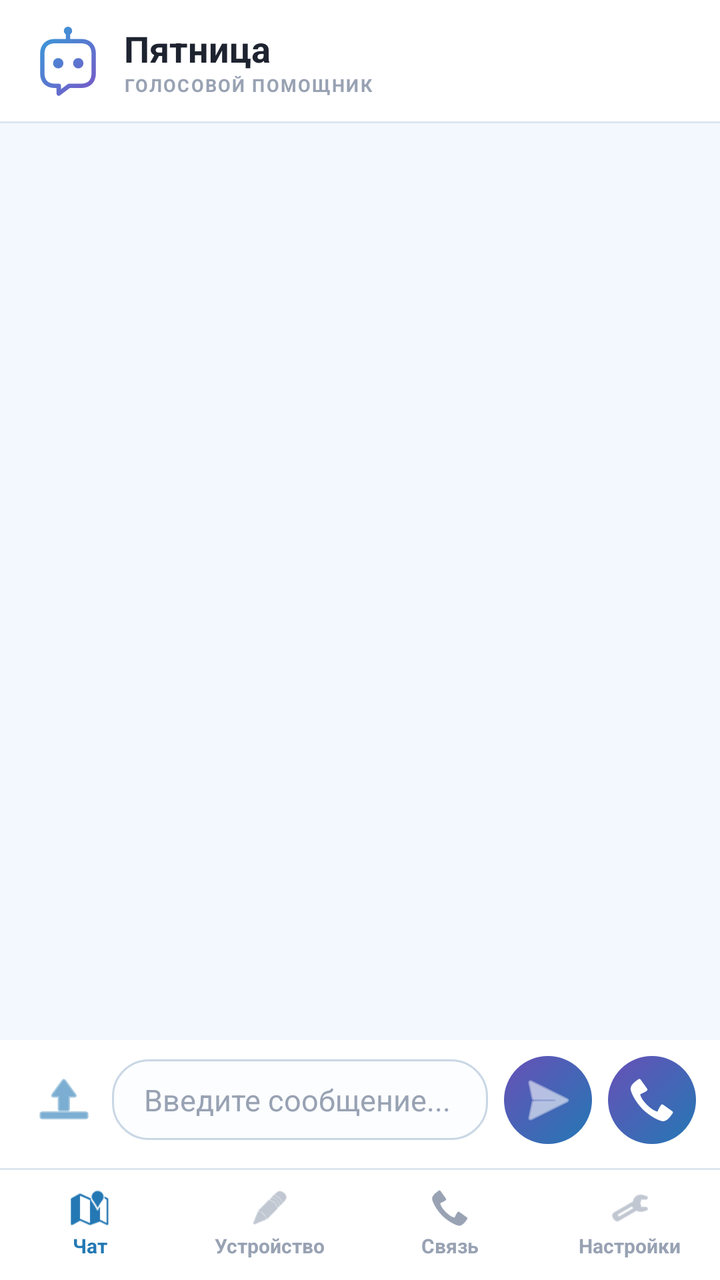
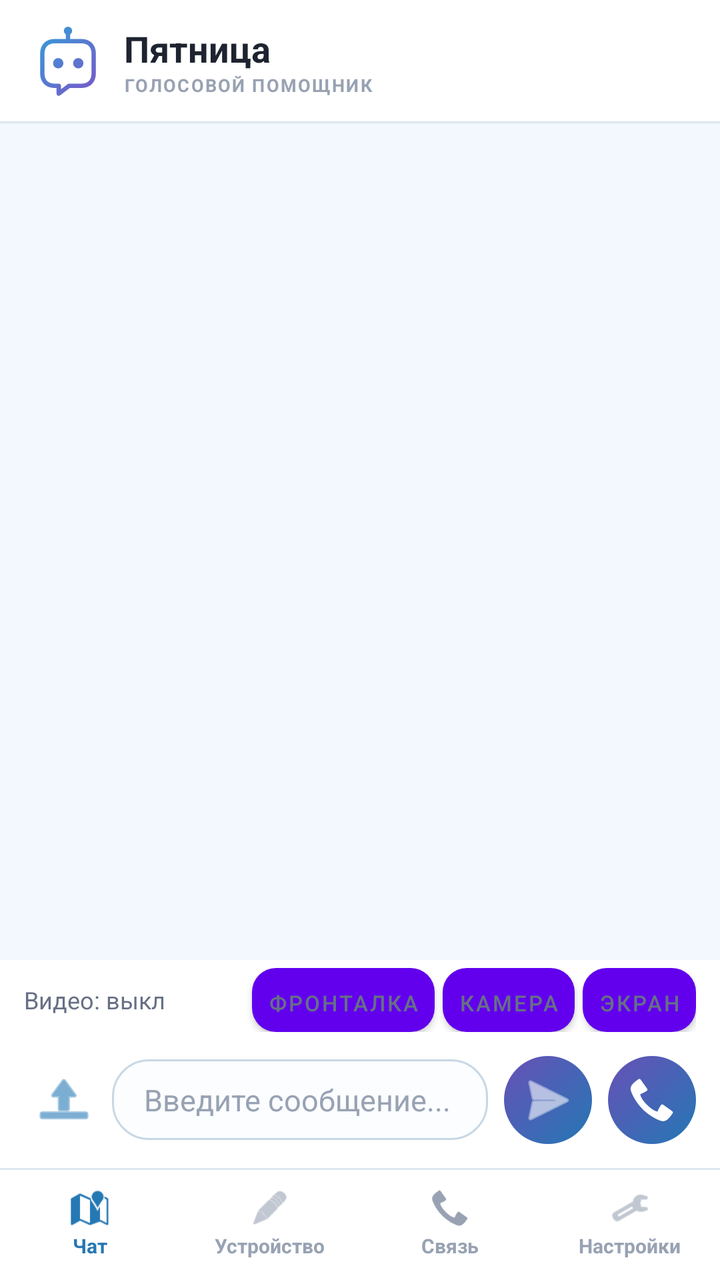

Compare the two renders of this Android layout. The source of the first and the diff that turns it into the second are given below.
<!-- AndroidManifest.xml: fallback theme Theme.MaterialComponents.DayNight.NoActionBar -->
<!-- res/layout/main.xml -->
<?xml version="1.0" encoding="utf-8"?>
<LinearLayout xmlns:android="http://schemas.android.com/apk/res/android"
    xmlns:tools="http://schemas.android.com/tools"
    android:layout_width="match_parent"
    android:layout_height="match_parent"
    android:orientation="vertical"
    android:background="@color/bg_dark">

    
    <LinearLayout
        android:id="@+id/main_content"
        android:layout_width="match_parent"
        android:layout_height="0dp"
        android:layout_weight="1"
        android:orientation="vertical"
        android:visibility="visible">

        
        <LinearLayout
            android:layout_width="match_parent"
            android:layout_height="wrap_content"
            android:orientation="vertical"
            android:background="@drawable/header_background"
            android:paddingStart="16dp"
            android:paddingEnd="16dp"
            android:paddingTop="12dp"
            android:paddingBottom="12dp">

            
            <LinearLayout
                android:layout_width="match_parent"
                android:layout_height="wrap_content"
                android:orientation="horizontal"
                android:gravity="center_vertical">

                <LinearLayout
                    android:layout_width="0dp"
                    android:layout_height="wrap_content"
                    android:layout_weight="1"
                    android:orientation="horizontal"
                    android:gravity="center_vertical">

                    <ImageView
                        android:id="@+id/app_logo"
                        android:layout_width="36dp"
                        android:layout_height="36dp"
                        android:src="@drawable/logo"
                        android:contentDescription="Логотип"
                        android:layout_marginEnd="10dp" />

                    <LinearLayout
                        android:layout_width="wrap_content"
                        android:layout_height="wrap_content"
                        android:orientation="vertical">

                        <TextView
                            android:layout_width="wrap_content"
                            android:layout_height="wrap_content"
                            android:text="Пятница"
                            android:textColor="@color/graphite"
                            android:textSize="18sp"
                            android:textStyle="bold" />

                        <TextView
                            android:layout_width="wrap_content"
                            android:layout_height="wrap_content"
                            android:text="ГОЛОСОВОЙ ПОМОЩНИК"
                            android:textColor="@color/muted_light"
                            android:textSize="9sp"
                            android:textStyle="bold"
                            android:letterSpacing="0.08" />
                    </LinearLayout>
                </LinearLayout>

                <Button
                    android:id="@+id/btn_register"
                    android:layout_width="wrap_content"
                    android:layout_height="36dp"
                    android:text="Регистрация"
                    android:textColor="@color/white"
                    android:textStyle="bold"
                    android:textSize="12sp"
                    android:background="@drawable/button_background"
                    android:paddingStart="12dp"
                    android:paddingEnd="12dp"
                    android:visibility="gone"
                    android:layout_marginEnd="8dp" />

                <Button
                    android:id="@+id/btn_login"
                    android:layout_width="wrap_content"
                    android:layout_height="36dp"
                    android:text="Войти"
                    android:textColor="@color/white"
                    android:textStyle="bold"
                    android:textSize="12sp"
                    android:background="@drawable/button_background"
                    android:paddingStart="12dp"
                    android:paddingEnd="12dp"
                    android:visibility="gone" />

                <Button
                    android:id="@+id/btn_user_profile"
                    android:layout_width="wrap_content"
                    android:layout_height="36dp"
                    android:textColor="@color/white"
                    android:textStyle="bold"
                    android:textSize="12sp"
                    android:background="@drawable/button_background"
                    android:paddingStart="12dp"
                    android:paddingEnd="12dp"
                    android:visibility="gone" />
            </LinearLayout>

            
            <LinearLayout
                android:id="@+id/dialogs_layout"
                android:layout_width="match_parent"
                android:layout_height="wrap_content"
                android:orientation="horizontal"
                android:gravity="center_vertical"
                android:visibility="gone"
                android:layout_marginTop="8dp">

                <Spinner
                    android:id="@+id/dialog_spinner"
                    android:layout_width="0dp"
                    android:layout_height="36dp"
                    android:layout_weight="1"
                    android:spinnerMode="dropdown"
                    android:popupBackground="@color/bg_surface" />

                <ImageButton
                    android:id="@+id/btn_new_dialog"
                    android:layout_width="36dp"
                    android:layout_height="36dp"
                    android:src="@android:drawable/ic_input_add"
                    android:contentDescription="Новый чат"
                    android:background="?android:attr/selectableItemBackgroundBorderless"
                    android:tint="@color/accent_primary"
                    android:layout_marginStart="8dp" />

                <ImageButton
                    android:id="@+id/btn_delete_dialog"
                    android:layout_width="36dp"
                    android:layout_height="36dp"
                    android:src="@android:drawable/ic_delete"
                    android:contentDescription="Удалить чат"
                    android:background="?android:attr/selectableItemBackgroundBorderless"
                    android:tint="@color/offline_red"
                    android:layout_marginStart="4dp" />
            </LinearLayout>
        </LinearLayout>

        
        <View
            android:layout_width="match_parent"
            android:layout_height="1dp"
            android:background="@color/divider" />

        
        <androidx.recyclerview.widget.RecyclerView
            android:id="@+id/chat_recycler_view"
            android:layout_width="match_parent"
            android:layout_height="0dp"
            android:layout_weight="1"
            android:paddingTop="8dp"
            android:paddingBottom="8dp"
            android:clipToPadding="false"
            android:scrollbars="none"
            tools:ignore="MissingClass" />

        
        <TextView
            android:id="@+id/tv_mic_status"
            android:layout_width="match_parent"
            android:layout_height="wrap_content"
            android:text="@string/mic_idle"
            android:textColor="@color/text_hint"
            android:textSize="12sp"
            android:gravity="center"
            android:paddingTop="4dp"
            android:paddingBottom="4dp"
            android:visibility="gone" />

        
        <LinearLayout
            android:id="@+id/photo_preview_container"
            android:layout_width="match_parent"
            android:layout_height="wrap_content"
            android:orientation="horizontal"
            android:visibility="gone"
            android:padding="8dp"
            android:gravity="center_vertical"
            android:background="@color/bg_surface">

            <ImageView
                android:id="@+id/selected_photo_view"
                android:layout_width="56dp"
                android:layout_height="56dp"
                android:scaleType="centerCrop"
                android:contentDescription="Выбранное фото" />

            <TextView
                android:layout_width="0dp"
                android:layout_height="wrap_content"
                android:layout_weight="1"
                android:text="Фото прикреплено"
                android:textColor="@color/text_secondary"
                android:textSize="13sp"
                android:paddingStart="8dp" />

            <ImageButton
                android:id="@+id/remove_photo_button"
                android:layout_width="32dp"
                android:layout_height="32dp"
                android:src="@android:drawable/ic_menu_close_clear_cancel"
                android:contentDescription="Удалить фото"
                android:background="?android:attr/selectableItemBackgroundBorderless"
                android:tint="@color/text_secondary" />
        </LinearLayout>

        
        <LinearLayout
            android:layout_width="match_parent"
            android:layout_height="wrap_content"
            android:orientation="horizontal"
            android:paddingStart="12dp"
            android:paddingEnd="12dp"
            android:paddingTop="8dp"
            android:paddingBottom="12dp"
            android:background="@color/bg_surface"
            android:gravity="center_vertical">

            
            <ImageButton
                android:id="@+id/btn_clear_history"
                android:layout_width="40dp"
                android:layout_height="40dp"
                android:src="@android:drawable/ic_menu_delete"
                android:contentDescription="Очистить историю"
                android:background="?android:attr/selectableItemBackgroundBorderless"
                android:tint="@color/text_secondary"
                android:visibility="gone"
                android:layout_marginEnd="4dp" />

            
            <ImageButton
                android:id="@+id/attach_button"
                android:layout_width="40dp"
                android:layout_height="40dp"
                android:src="@android:drawable/ic_menu_upload"
                android:contentDescription="Прикрепить фото"
                android:background="?android:attr/selectableItemBackgroundBorderless"
                android:tint="@color/accent_primary"
                android:layout_marginEnd="4dp" />

            
            <EditText
                android:id="@+id/message_edit_text"
                android:layout_width="0dp"
                android:layout_height="wrap_content"
                android:layout_weight="1"
                android:hint="Введите сообщение..."
                android:textColorHint="@color/text_hint"
                android:textColor="@color/text_primary"
                android:textSize="15sp"
                android:background="@drawable/input_background"
                android:paddingStart="16dp"
                android:paddingEnd="16dp"
                android:paddingTop="10dp"
                android:paddingBottom="10dp"
                android:imeOptions="actionSend"
                android:inputType="text"
                android:maxLines="4" />

            
            <ImageButton
                android:id="@+id/send_button"
                android:layout_width="44dp"
                android:layout_height="44dp"
                android:src="@android:drawable/ic_menu_send"
                android:contentDescription="Отправить"
                android:background="@drawable/mic_button_idle"
                android:tint="@color/white"
                android:layout_marginStart="8dp" />

            
            <ImageButton
                android:id="@+id/recognize_mic"
                android:layout_width="44dp"
                android:layout_height="44dp"
                android:src="@android:drawable/stat_sys_phone_call"
                android:contentDescription="Голосовой ввод"
                android:background="@drawable/mic_button_idle"
                android:tint="@color/white"
                android:layout_marginStart="8dp" />

        </LinearLayout>

    </LinearLayout>

    
    <ScrollView
        android:id="@+id/change_data_content"
        android:layout_width="match_parent"
        android:layout_height="0dp"
        android:layout_weight="1"
        android:fillViewport="true"
        android:visibility="gone"
        android:background="@color/bg_dark">

        <LinearLayout
            android:layout_width="match_parent"
            android:layout_height="wrap_content"
            android:orientation="vertical"
            android:padding="20dp">

            <TextView
                android:layout_width="match_parent"
                android:layout_height="wrap_content"
                android:text="Данные устройства"
                android:textColor="@color/text_primary"
                android:textSize="22sp"
                android:textStyle="bold"
                android:layout_marginBottom="24dp" />

            <TextView
                android:layout_width="match_parent"
                android:layout_height="wrap_content"
                android:text="Имя устройства"
                android:textColor="@color/text_secondary"
                android:textSize="13sp"
                android:layout_marginBottom="6dp" />

            <EditText
                android:id="@+id/deviceNameChange"
                android:layout_width="match_parent"
                android:layout_height="wrap_content"
                android:minHeight="52dp"
                android:hint="@string/deviceName"
                android:textColorHint="@color/text_hint"
                android:textColor="@color/text_primary"
                android:background="@drawable/input_background"
                android:paddingStart="16dp"
                android:paddingEnd="16dp"
                android:paddingTop="12dp"
                android:paddingBottom="12dp"
                android:layout_marginBottom="16dp" />

            <TextView
                android:layout_width="match_parent"
                android:layout_height="wrap_content"
                android:text="Пароль"
                android:textColor="@color/text_secondary"
                android:textSize="13sp"
                android:layout_marginBottom="6dp" />

            <EditText
                android:id="@+id/passwordChange"
                android:layout_width="match_parent"
                android:layout_height="wrap_content"
                android:hint="@string/devicePassword"
                android:textColorHint="@color/text_hint"
                android:textColor="@color/text_primary"
                android:inputType="textPassword"
                android:minHeight="52dp"
                android:background="@drawable/input_background"
                android:paddingStart="16dp"
                android:paddingEnd="16dp"
                android:paddingTop="12dp"
                android:paddingBottom="12dp"
                android:layout_marginBottom="24dp" />

            <Button
                android:id="@+id/change_data"
                android:layout_width="match_parent"
                android:layout_height="52dp"
                android:text="Сохранить"
                android:textColor="@color/white"
                android:textStyle="bold"
                android:textSize="16sp"
                android:background="@drawable/button_background" />

        </LinearLayout>
    </ScrollView>

    
    <ScrollView
        android:id="@+id/devices_content"
        android:layout_width="match_parent"
        android:layout_height="0dp"
        android:layout_weight="1"
        android:fillViewport="true"
        android:visibility="gone"
        android:background="@color/bg_dark">

        <LinearLayout
            android:layout_width="match_parent"
            android:layout_height="wrap_content"
            android:orientation="vertical"
            android:padding="20dp">

            <TextView
                android:layout_width="match_parent"
                android:layout_height="wrap_content"
                android:text="Устройства"
                android:textColor="@color/text_primary"
                android:textSize="22sp"
                android:textStyle="bold"
                android:layout_marginBottom="16dp" />

            <Button
                android:id="@+id/btn_connect_device"
                android:layout_width="match_parent"
                android:layout_height="52dp"
                android:text="Подключить устройство"
                android:textColor="@color/white"
                android:textStyle="bold"
                android:textSize="15sp"
                android:background="@drawable/button_background"
                android:layout_marginBottom="24dp" />

            <TextView
                android:layout_width="match_parent"
                android:layout_height="wrap_content"
                android:text="Устройства аккаунта"
                android:textColor="@color/text_secondary"
                android:textSize="14sp"
                android:textStyle="bold"
                android:layout_marginBottom="8dp" />

            <LinearLayout
                android:id="@+id/account_devices_container"
                android:layout_width="match_parent"
                android:layout_height="wrap_content"
                android:orientation="vertical"
                android:layout_marginBottom="24dp" />

            <TextView
                android:layout_width="match_parent"
                android:layout_height="wrap_content"
                android:text="Подключённые устройства"
                android:textColor="@color/text_secondary"
                android:textSize="14sp"
                android:textStyle="bold"
                android:layout_marginBottom="8dp" />

            <LinearLayout
                android:id="@+id/connected_devices_container"
                android:layout_width="match_parent"
                android:layout_height="wrap_content"
                android:orientation="vertical" />

        </LinearLayout>
    </ScrollView>

    
    <ScrollView
        android:id="@+id/settings_content"
        android:layout_width="match_parent"
        android:layout_height="0dp"
        android:layout_weight="1"
        android:fillViewport="true"
        android:visibility="gone"
        android:background="@color/bg_dark">

        <LinearLayout
            android:layout_width="match_parent"
            android:layout_height="wrap_content"
            android:orientation="vertical"
            android:padding="20dp">

            <TextView
                android:layout_width="match_parent"
                android:layout_height="wrap_content"
                android:text="Настройки"
                android:textColor="@color/text_primary"
                android:textSize="22sp"
                android:textStyle="bold"
                android:layout_marginBottom="24dp" />

            <TextView
                android:layout_width="match_parent"
                android:layout_height="wrap_content"
                android:text="Голос ассистента"
                android:textColor="@color/text_secondary"
                android:textSize="13sp"
                android:layout_marginBottom="8dp" />

            <Spinner
                android:id="@+id/bot_voice_spinner"
                android:layout_width="match_parent"
                android:layout_height="52dp"
                android:entries="@array/bot_voices"
                android:spinnerMode="dropdown"
                android:background="@drawable/input_background"
                android:paddingStart="12dp"
                android:popupBackground="@color/bg_surface" />

            <Button
                android:id="@+id/save_bot_voice_btn"
                android:layout_width="match_parent"
                android:layout_height="52dp"
                android:text="Сохранить настройки"
                android:textColor="@color/white"
                android:textStyle="bold"
                android:textSize="16sp"
                android:background="@drawable/button_background"
                android:layout_marginTop="20dp" />

        </LinearLayout>
    </ScrollView>

    
    <LinearLayout
        android:layout_width="match_parent"
        android:layout_height="56dp"
        android:orientation="horizontal"
        android:background="@drawable/nav_background"
        android:weightSum="4">

        <LinearLayout
            android:id="@+id/nav_main"
            android:layout_width="0dp"
            android:layout_height="match_parent"
            android:layout_weight="1"
            android:orientation="vertical"
            android:gravity="center"
            android:clickable="true"
            android:focusable="true"
            android:background="?android:attr/selectableItemBackground">
            <ImageView
                android:id="@+id/main_btn_icon"
                android:layout_width="20dp"
                android:layout_height="20dp"
                android:src="@android:drawable/ic_dialog_map"
                android:tint="@color/nav_selected"
                android:contentDescription="Чат" />
            <TextView
                android:id="@+id/main_btn"
                android:layout_width="wrap_content"
                android:layout_height="wrap_content"
                android:text="@string/main"
                android:textColor="@color/nav_selected"
                android:textSize="10sp"
                android:textStyle="bold"
                android:layout_marginTop="2dp" />
        </LinearLayout>

        <LinearLayout
            android:id="@+id/nav_data"
            android:layout_width="0dp"
            android:layout_height="match_parent"
            android:layout_weight="1"
            android:orientation="vertical"
            android:gravity="center"
            android:clickable="true"
            android:focusable="true"
            android:background="?android:attr/selectableItemBackground">
            <ImageView
                android:id="@+id/data_window_btn_icon"
                android:layout_width="20dp"
                android:layout_height="20dp"
                android:src="@android:drawable/ic_menu_edit"
                android:tint="@color/nav_unselected"
                android:contentDescription="Устройство" />
            <TextView
                android:id="@+id/data_window_btn"
                android:layout_width="wrap_content"
                android:layout_height="wrap_content"
                android:text="@string/change_data"
                android:textColor="@color/nav_unselected"
                android:textSize="10sp"
                android:textStyle="bold"
                android:layout_marginTop="2dp" />
        </LinearLayout>

        <LinearLayout
            android:id="@+id/nav_devices"
            android:layout_width="0dp"
            android:layout_height="match_parent"
            android:layout_weight="1"
            android:orientation="vertical"
            android:gravity="center"
            android:clickable="true"
            android:focusable="true"
            android:background="?android:attr/selectableItemBackground">
            <ImageView
                android:id="@+id/devices_btn_icon"
                android:layout_width="20dp"
                android:layout_height="20dp"
                android:src="@android:drawable/stat_sys_phone_call"
                android:tint="@color/nav_unselected"
                android:contentDescription="Связь" />
            <TextView
                android:id="@+id/devices_btn"
                android:layout_width="wrap_content"
                android:layout_height="wrap_content"
                android:text="@string/devices"
                android:textColor="@color/nav_unselected"
                android:textSize="10sp"
                android:textStyle="bold"
                android:layout_marginTop="2dp" />
        </LinearLayout>

        <LinearLayout
            android:id="@+id/nav_settings"
            android:layout_width="0dp"
            android:layout_height="match_parent"
            android:layout_weight="1"
            android:orientation="vertical"
            android:gravity="center"
            android:clickable="true"
            android:focusable="true"
            android:background="?android:attr/selectableItemBackground">
            <ImageView
                android:id="@+id/settings_btn_icon"
                android:layout_width="20dp"
                android:layout_height="20dp"
                android:src="@android:drawable/ic_menu_preferences"
                android:tint="@color/nav_unselected"
                android:contentDescription="Настройки" />
            <TextView
                android:id="@+id/settings_btn"
                android:layout_width="wrap_content"
                android:layout_height="wrap_content"
                android:text="@string/settings"
                android:textColor="@color/nav_unselected"
                android:textSize="10sp"
                android:textStyle="bold"
                android:layout_marginTop="2dp" />
        </LinearLayout>

    </LinearLayout>

</LinearLayout>
<!-- resources referenced by this layout -->
<resources>
  <array name="bot_voices">
          <item>Aoede (Женский)</item>
          <item>Puck (Мужской)</item>
          <item>Kore (Строгий)</item>
          <item>Charon (Эксперт)</item>
      </array>
  <color name="accent_primary">#2478B4</color>
  <color name="bg_dark">#F2F8FD</color>
  <color name="bg_surface">#FFFFFF</color>
  <color name="divider">#DCE6F0</color>
  <color name="graphite">#1E2330</color>
  <color name="muted_light">#98A2B3</color>
  <color name="nav_selected">#2478B4</color>
  <color name="nav_unselected">#98A2B3</color>
  <color name="offline_red">#B83C54</color>
  <color name="text_hint">#98A2B3</color>
  <color name="text_primary">#1E2330</color>
  <color name="text_secondary">#667085</color>
  <color name="white">#FFFFFF</color>
  <!-- drawable button_background (drawable) -->
  <?xml version="1.0" encoding="utf-8"?>
  <shape xmlns:android="http://schemas.android.com/apk/res/android"
      android:shape="rectangle">
      <gradient
          android:startColor="#2478B4"
          android:endColor="#6850B7"
          android:angle="135" />
      <corners android:radius="12dp" />
  </shape>
  <!-- drawable header_background (drawable) -->
  <?xml version="1.0" encoding="utf-8"?>
  <shape xmlns:android="http://schemas.android.com/apk/res/android"
      android:shape="rectangle">
      <solid android:color="@color/white" />
  </shape>
  <!-- drawable input_background (drawable) -->
  <?xml version="1.0" encoding="utf-8"?>
  <shape xmlns:android="http://schemas.android.com/apk/res/android"
      android:shape="rectangle">
      <solid android:color="@color/input_bg" />
      <corners android:radius="18dp" />
      <stroke android:width="1dp" android:color="@color/border_strong" />
  </shape>
  <!-- drawable logo: vector/xml drawable (drawable, 3847 chars, omitted) -->
  <!-- drawable mic_button_idle (drawable) -->
  <?xml version="1.0" encoding="utf-8"?>
  <shape xmlns:android="http://schemas.android.com/apk/res/android"
      android:shape="oval">
      <gradient
          android:startColor="#2478B4"
          android:endColor="#6850B7"
          android:angle="135" />
  </shape>
  <!-- drawable nav_background (drawable) -->
  <?xml version="1.0" encoding="utf-8"?>
  <layer-list xmlns:android="http://schemas.android.com/apk/res/android">
      <item>
          <shape android:shape="rectangle">
              <solid android:color="@color/divider" />
          </shape>
      </item>
      <item android:top="1dp">
          <shape android:shape="rectangle">
              <solid android:color="@color/white" />
          </shape>
      </item>
  </layer-list>
  <string name="change_data">Устройство</string>
  <string name="deviceName">Имя устройства</string>
  <string name="devicePassword">Пароль устройства</string>
  <string name="devices">Связь</string>
  <string name="main">Чат</string>
  <string name="mic_idle">Нажмите для разговора</string>
  <string name="settings">Настройки</string>
  <color name="input_bg">#FBFDFF</color>
  <color name="border_strong">#C9D7E5</color>
</resources>

<!-- the commit's change to res/layout/main.xml (unified diff, before → after) -->
@@ -77,8 +77,7 @@
                     android:layout_width="wrap_content"
                     android:layout_height="36dp"
                     android:text="Регистрация"
-                    android:textColor="@color/white"
-                    android:textStyle="bold"
+                    android:textColor="@color/text_primary"
                     android:textSize="12sp"
                     android:background="@drawable/button_background"
                     android:paddingStart="12dp"
@@ -91,8 +90,7 @@
                     android:layout_width="wrap_content"
                     android:layout_height="36dp"
                     android:text="Войти"
-                    android:textColor="@color/white"
-                    android:textStyle="bold"
+                    android:textColor="@color/text_primary"
                     android:textSize="12sp"
                     android:background="@drawable/button_background"
                     android:paddingStart="12dp"
@@ -103,8 +101,7 @@
                     android:id="@+id/btn_user_profile"
                     android:layout_width="wrap_content"
                     android:layout_height="36dp"
-                    android:textColor="@color/white"
-                    android:textStyle="bold"
+                    android:textColor="@color/text_primary"
                     android:textSize="12sp"
                     android:background="@drawable/button_background"
                     android:paddingStart="12dp"
@@ -220,7 +217,98 @@
                 android:tint="@color/text_secondary" />
         </LinearLayout>
 
-        
+                
+        <LinearLayout
+            android:id="@+id/video_control_bar"
+            android:layout_width="match_parent"
+            android:layout_height="wrap_content"
+            android:orientation="horizontal"
+            android:paddingStart="12dp"
+            android:paddingEnd="12dp"
+            android:paddingTop="4dp"
+            android:paddingBottom="4dp"
+            android:background="@color/bg_surface"
+            android:gravity="center_vertical">
+
+            <TextView
+                android:id="@+id/tv_video_status"
+                android:layout_width="0dp"
+                android:layout_height="wrap_content"
+                android:layout_weight="1"
+                android:text="Видео: выкл"
+                android:textColor="@color/text_secondary"
+                android:textSize="12sp" />
+
+            
+            <FrameLayout
+                android:id="@+id/video_preview_container"
+                android:layout_width="60dp"
+                android:layout_height="45dp"
+                android:layout_marginEnd="8dp"
+                android:visibility="gone"
+                android:background="@color/border">
+
+                <TextureView
+                    android:id="@+id/camera_texture_view"
+                    android:layout_width="match_parent"
+                    android:layout_height="match_parent" />
+
+                <TextView
+                    android:layout_width="wrap_content"
+                    android:layout_height="wrap_content"
+                    android:text="1 FPS"
+                    android:textSize="8sp"
+                    android:textColor="@color/white"
+                    android:background="#99000000"
+                    android:paddingStart="2dp"
+                    android:paddingEnd="2dp"
+                    android:layout_gravity="bottom|end" />
+            </FrameLayout>
+
+            <Button
+                android:id="@+id/btn_video_front"
+                android:layout_width="wrap_content"
+                android:layout_height="32dp"
+                android:minHeight="32dp"
+                android:minWidth="0dp"
+                android:paddingStart="8dp"
+                android:paddingEnd="8dp"
+                android:text="Фронталка"
+                android:textColor="@color/text_secondary"
+                android:textSize="11sp"
+                android:background="@drawable/button_background"
+                android:layout_marginEnd="4dp" />
+
+            <Button
+                android:id="@+id/btn_video_back"
+                android:layout_width="wrap_content"
+                android:layout_height="32dp"
+                android:minHeight="32dp"
+                android:minWidth="0dp"
+                android:paddingStart="8dp"
+                android:paddingEnd="8dp"
+                android:text="Камера"
+                android:textColor="@color/text_secondary"
+                android:textSize="11sp"
+                android:background="@drawable/button_background"
+                android:layout_marginEnd="4dp" />
+
+            <Button
+                android:id="@+id/btn_video_screen"
+                android:layout_width="wrap_content"
+                android:layout_height="32dp"
+                android:minHeight="32dp"
+                android:minWidth="0dp"
+                android:paddingStart="8dp"
+                android:paddingEnd="8dp"
+                android:text="Экран"
+                android:textColor="@color/text_secondary"
+                android:textSize="11sp"
+                android:background="@drawable/button_background" />
+
+        </LinearLayout>
+
+
         <LinearLayout
             android:layout_width="match_parent"
             android:layout_height="wrap_content"
@@ -377,8 +465,7 @@
                 android:layout_width="match_parent"
                 android:layout_height="52dp"
                 android:text="Сохранить"
-                android:textColor="@color/white"
-                android:textStyle="bold"
+                android:textColor="@color/text_primary"
                 android:textSize="16sp"
                 android:background="@drawable/button_background" />
 
@@ -415,9 +502,7 @@
                 android:layout_width="match_parent"
                 android:layout_height="52dp"
                 android:text="Подключить устройство"
-                android:textColor="@color/white"
-                android:textStyle="bold"
-                android:textSize="15sp"
+                android:textColor="@color/text_primary"
                 android:background="@drawable/button_background"
                 android:layout_marginBottom="24dp" />
 
@@ -503,8 +588,7 @@
                 android:layout_width="match_parent"
                 android:layout_height="52dp"
                 android:text="Сохранить настройки"
-                android:textColor="@color/white"
-                android:textStyle="bold"
+                android:textColor="@color/text_primary"
                 android:textSize="16sp"
                 android:background="@drawable/button_background"
                 android:layout_marginTop="20dp" />
<!-- resource entries referenced after the edit -->
@@ -9,6 +9,7 @@
   <color name="accent_primary">#2478B4</color>
   <color name="bg_dark">#F2F8FD</color>
   <color name="bg_surface">#FFFFFF</color>
+  <color name="border">#DCE6F0</color>
   <color name="divider">#DCE6F0</color>
   <color name="graphite">#1E2330</color>
   <color name="muted_light">#98A2B3</color>
